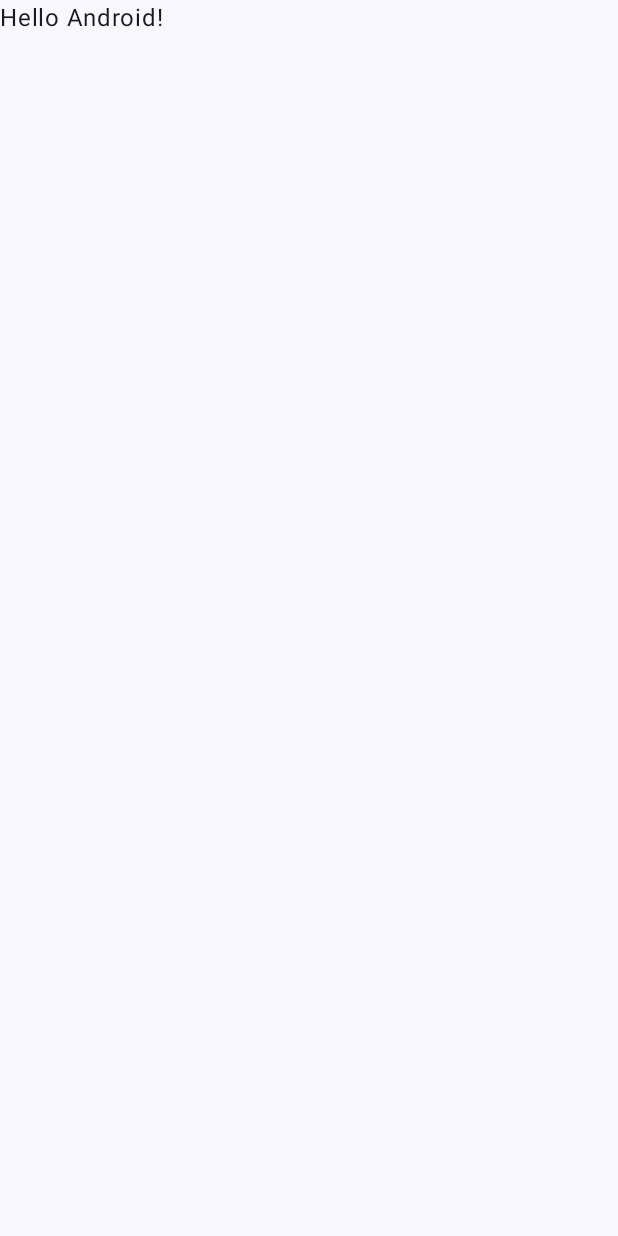
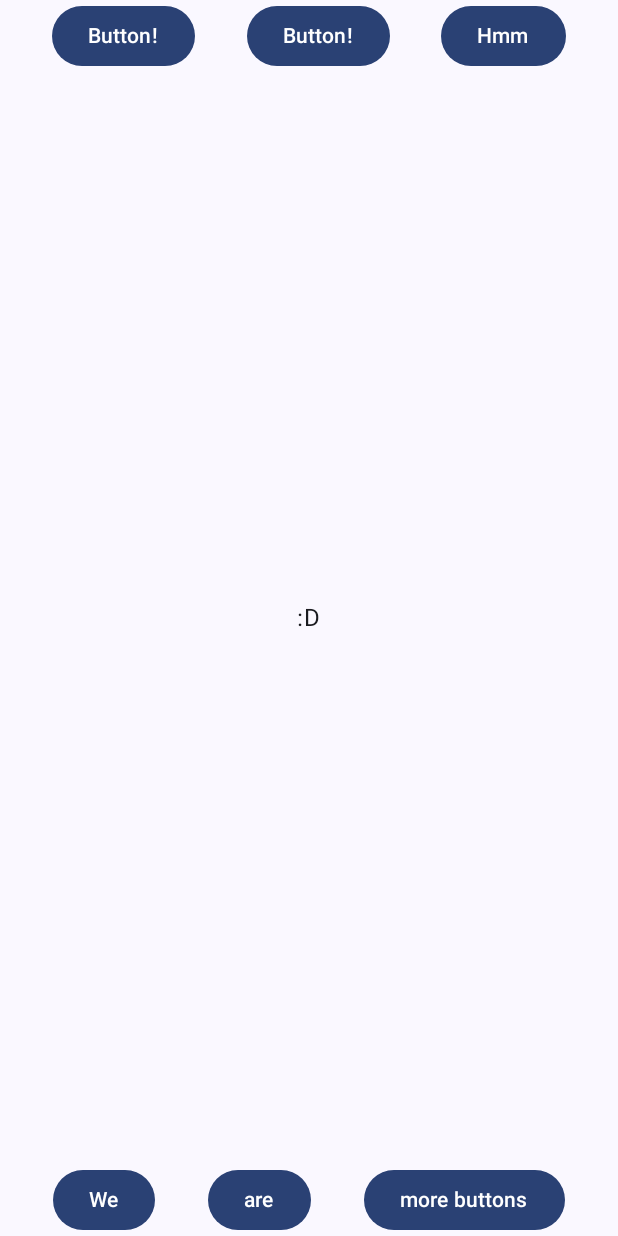
Before and after one commit to tmauritz/MAD-Group13, an Android app built with Jetpack Compose: the screen it shows after launch (MainActivity), on a phone screen of 412 x 824 dp. Before the commit the screen is almost empty. Run offline under Robolectric (Android 15) with nearby library versions, the phone set to English and light mode, and no system bars.

Commit message:
Set up NavHost & basic app layout

```diff
--- a/app/src/main/java/com/example/mad_group13/MainActivity.kt
+++ b/app/src/main/java/com/example/mad_group13/MainActivity.kt
@@ -4,13 +4,24 @@ import android.os.Bundle
 import androidx.activity.ComponentActivity
 import androidx.activity.compose.setContent
 import androidx.activity.enableEdgeToEdge
+import androidx.compose.foundation.layout.Arrangement
+import androidx.compose.foundation.layout.Box
+import androidx.compose.foundation.layout.Column
+import androidx.compose.foundation.layout.Row
 import androidx.compose.foundation.layout.fillMaxSize
+import androidx.compose.foundation.layout.fillMaxWidth
 import androidx.compose.foundation.layout.padding
+import androidx.compose.material3.Button
+import androidx.compose.material3.ExperimentalMaterial3Api
 import androidx.compose.material3.Scaffold
 import androidx.compose.material3.Text
+import androidx.compose.material3.TopAppBar
 import androidx.compose.runtime.Composable
+import androidx.compose.ui.Alignment
 import androidx.compose.ui.Modifier
-import androidx.compose.ui.tooling.preview.Preview
+import androidx.compose.ui.unit.dp
+import androidx.navigation.NavHostController
+import com.example.mad_group13.navigation.Navigation
 import com.example.mad_group13.ui.theme.MADGroup13Theme
 
 class MainActivity : ComponentActivity() {
@@ -20,28 +31,87 @@ class MainActivity : ComponentActivity() {
         setContent {
             MADGroup13Theme {
                 Scaffold(modifier = Modifier.fillMaxSize()) { innerPadding ->
-                    Greeting(
-                        name = "Android",
-                        modifier = Modifier.padding(innerPadding)
-                    )
+                    Navigation()
+                    innerPadding
                 }
             }
         }
     }
 }
 
+@OptIn(ExperimentalMaterial3Api::class)
 @Composable
-fun Greeting(name: String, modifier: Modifier = Modifier) {
-    Text(
-        text = "Hello $name!",
-        modifier = modifier
-    )
+fun MainScreen(navController: NavHostController) {
+
+    Scaffold(
+        /*topBar = {
+            TopAppBar(
+                title = { Text("My adorable Diamond!") }
+            )
+
+        }*/
+
+    ) { innerPadding ->
+        Box (
+            modifier = Modifier
+                .padding(innerPadding)
+                .fillMaxSize(),
+        ){
+            Text(
+                ":D",
+                modifier = Modifier.align(Alignment.Center)
+            )
+            Column (
+                verticalArrangement = Arrangement.Center,
+                horizontalAlignment = Alignment.CenterHorizontally
+            ) {
+                Row (
+                    horizontalArrangement = Arrangement.SpaceEvenly,
+                    verticalAlignment = Alignment.CenterVertically,
+                    modifier = Modifier.fillMaxWidth()
+                ){
+                    Button(
+                        onClick = { print("I hath been clicked") }
+                    ) {
+                        Text("Button!")
+                    }
+                    Button(
+                        onClick = { print("Shocking.") }
+                    ) {
+                        Text("Button!")
+                    }
+                    Button(
+                        onClick = { print("Oh, please.") }
+                    ) {
+                        Text("Hmm")
+                    }
+                }
+
+                Row (
+                    horizontalArrangement = Arrangement.SpaceEvenly,
+                    verticalAlignment = Alignment.Bottom,
+                    modifier = Modifier.fillMaxSize()
+                ){
+                    Button(
+                        onClick = { print("I hath been clicked") }
+                    ) {
+                        Text("We")
+                    }
+                    Button(
+                        onClick = { print("Shocking.") }
+                    ) {
+                        Text("are")
+                    }
+                    Button(
+                        onClick = { print("Oh, please.") }
+                    ) {
+                        Text("more buttons")
+                    }
+                }
+            }
+        }
+
+
+    }
+
 }
-
-@Preview(showBackground = true)
-@Composable
-fun GreetingPreview() {
-    MADGroup13Theme {
-        Greeting("Android")
-    }
-}
--- /dev/null
+++ b/app/src/main/java/com/example/mad_group13/navigation/Navigation.kt
@@ -0,0 +1,22 @@
+package com.example.mad_group13.navigation
+
+import androidx.compose.runtime.Composable
+import androidx.navigation.compose.NavHost
+import androidx.navigation.compose.composable
+import androidx.navigation.compose.rememberNavController
+
+import com.example.mad_group13.MainScreen
+
+@Composable
+fun Navigation() {
+    val navController = rememberNavController()
+
+    NavHost(
+        navController = navController,
+        startDestination = Screen.MainScreen.route
+    ) {
+        composable(route = Screen.MainScreen.route) {
+            MainScreen(navController = navController)
+        }
+    }
+}
--- /dev/null
+++ b/app/src/main/java/com/example/mad_group13/navigation/Screen.kt
@@ -0,0 +1,5 @@
+package com.example.mad_group13.navigation
+
+sealed class Screen (val route: String) {
+    object MainScreen: Screen("home")
+}
```
